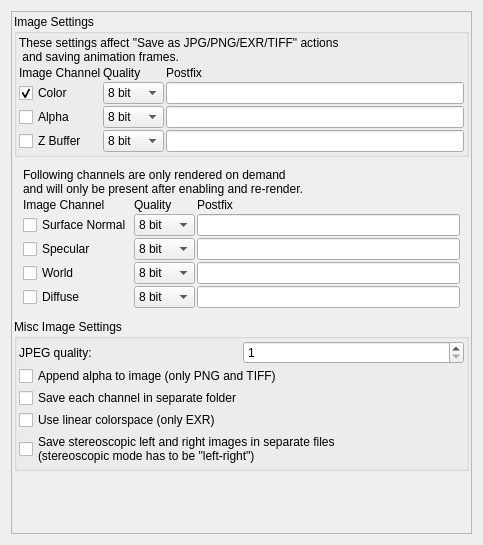
Before: the Qt Designer form mandelbulber2/qt/image_save_dialog.ui in buddhi1980/mandelbulber2, drawn with Qt 5.
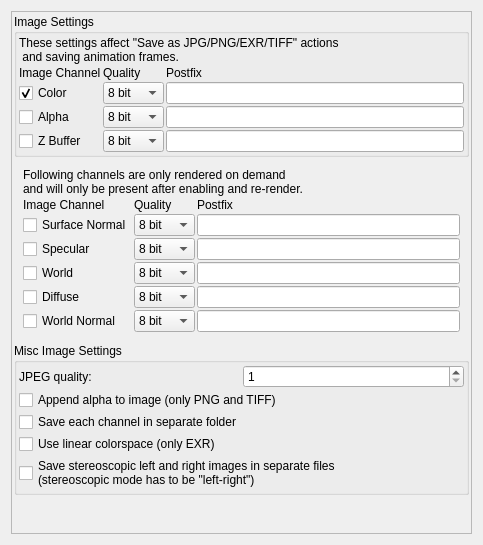
After: the same form once the commit is applied. Icons and pictures are not drawn. Custom widgets are drawn as their Qt base class.

Commit message: implemented world normal pass, fixed screenspace normal pass

Diff of the .ui file:
```diff
--- a/mandelbulber2/qt/image_save_dialog.ui
+++ b/mandelbulber2/qt/image_save_dialog.ui
@@ -393,6 +393,39 @@
                 </property>
                </widget>
               </item>
+			  <item row="6" column="0">
+               <widget class="MyCheckBox" name="checkBox_normalWorld_enabled">
+                <property name="text">
+                 <string>World Normal</string>
+                </property>
+               </widget>
+              </item>
+              <item row="6" column="1">
+               <widget class="MyComboBox" name="comboBox_normalWorld_quality">
+                <item>
+                 <property name="text">
+                  <string>8 bit</string>
+                 </property>
+                </item>
+                <item>
+                 <property name="text">
+                  <string>16 bit</string>
+                 </property>
+                </item>
+                <item>
+                 <property name="text">
+                  <string>32 bit</string>
+                 </property>
+                </item>
+               </widget>
+              </item>
+              <item row="6" column="2">
+               <widget class="MyLineEdit" name="text_normalWorld_postfix">
+                <property name="text">
+                 <string/>
+                </property>
+               </widget>
+              </item>
              </layout>
             </widget>
            </item>
```
The commit also changes 10 other files.
